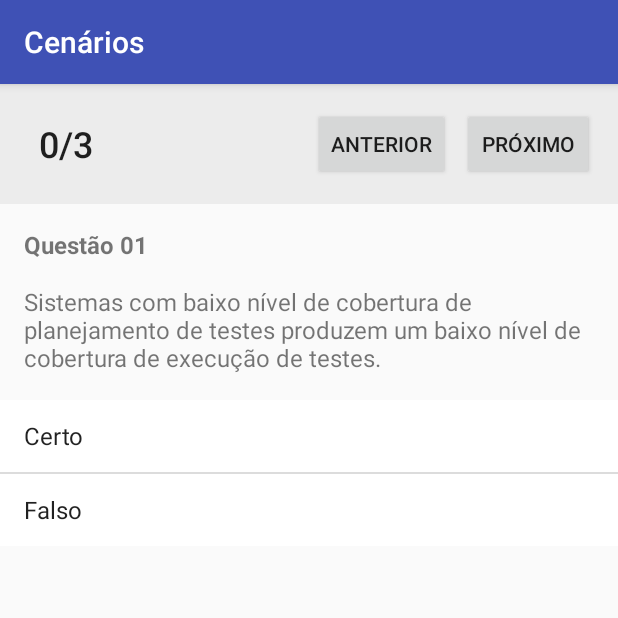
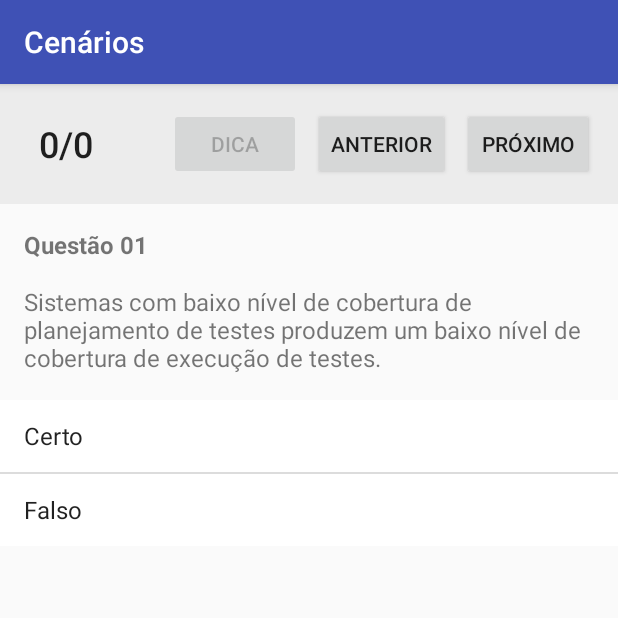
Before and after one commit to ronaldpereira/unit-test-quiz, an Android app: the screen it shows after launch (NewQuestionsActivity), after a tap on "Cenários", on a phone screen of 412 x 824 dp, the top half of it. Run offline under Robolectric (Android 15) with nearby library versions, the light colour scheme and no system bars; 3 other taps on this screen came first.

Commit message:
continuando tela de questão

```diff
--- a/app/src/main/java/br/ufmg/dcc/unit_test_quiz/NewQuestionsActivity.java
+++ b/app/src/main/java/br/ufmg/dcc/unit_test_quiz/NewQuestionsActivity.java
@@ -2,8 +2,8 @@ package br.ufmg.dcc.unit_test_quiz;
 
 import android.content.Intent;
 import android.content.res.AssetManager;
-import android.graphics.Color;
 import android.os.Bundle;
+import android.os.Handler;
 import android.support.annotation.NonNull;
 import android.support.annotation.Nullable;
 import android.support.v7.app.AppCompatActivity;
@@ -16,23 +16,22 @@ import dcc.ufmg.br.quizdetestesunidade.R;
 
 import java.io.IOException;
 import java.io.InputStream;
-import java.util.ArrayList;
-import java.util.Arrays;
-import java.util.Collections;
-import java.util.List;
+import java.util.*;
+import java.util.concurrent.atomic.AtomicBoolean;
 
 public class NewQuestionsActivity extends AppCompatActivity {
     private ListView listView;
 
     private View header;
+    private Handler handler;
     private TextView textView;
-    private int currentAnswer;
+    private Button hintButton;
     private int currentQuestion;
     private Button progressTextView;
     private TextView numberTextView;
     private List<Question> questions;
-    private ArrayList<Boolean> answered;
-    private int answeredCount;
+    private ArrayList<Integer> answers;
+    private ArrayList<Integer> hints;
 
     @Override
     protected void onCreate(Bundle savedInstanceState) {
@@ -40,6 +39,8 @@ public class NewQuestionsActivity extends AppCompatActivity {
         setContentView(R.layout.activity_questions_new);
         Toolbar toolbar = (Toolbar) findViewById(R.id.toolbar);
         setSupportActionBar(toolbar);
+
+        handler = new Handler();
 
         listView = (ListView) findViewById(R.id.list_view);
 
@@ -50,9 +51,12 @@ public class NewQuestionsActivity extends AppCompatActivity {
 
         questions = readQuestions(questionsPath);
 
-        answeredCount = 0;
-        answered = new ArrayList<>();
-        for (int i = 0; i < questions.size(); i++) answered.add(false);
+        answers = new ArrayList<>();
+        hints = new ArrayList<>();
+        for (int i = 0; i < questions.size(); i++) {
+            answers.add(-1);
+            hints.add(-1);
+        }
 
         currentQuestion = 0;
 
@@ -63,11 +67,23 @@ public class NewQuestionsActivity extends AppCompatActivity {
 
         progressTextView = (Button) header.findViewById(R.id.progress_text_button);
 
+        hintButton = (Button) header.findViewById(R.id.hint_button);
+
+        hintButton.setOnClickListener(new View.OnClickListener() {
+            @Override
+            public void onClick(View view) {
+                giveAHint();
+            }
+        });
+
         ((Button) header.findViewById(R.id.next_button)).setOnClickListener(new View.OnClickListener() {
             @Override
             public void onClick(View view) {
                 currentQuestion = (currentQuestion + 1) % questions.size();
                 updateQuestion();
+
+                cancel.set(true);
+                cancel = new AtomicBoolean();
             }
         });
 
@@ -77,31 +93,68 @@ public class NewQuestionsActivity extends AppCompatActivity {
                 currentQuestion--;
                 currentQuestion = currentQuestion == -1 ? questions.size() - 1 : currentQuestion;
                 updateQuestion();
+
+                cancel.set(true);
+                cancel = new AtomicBoolean();
             }
         });
+
         textView = (TextView) header.findViewById(R.id.text_view);
 
         listView.addHeaderView(header, null, false);
         updateQuestion();
+    }
 
+    private void giveAHint() {
+        ArrayList<Integer> possibleHints = new ArrayList<>();
+
+        for (int i = 0; i < questions.get(currentQuestion).getOptions().size(); i++) {
+            if (questions.get(currentQuestion).getAnswer() != i) possibleHints.add(i);
+        }
+
+        int hintIndex = Math.abs(new Random().nextInt()) % possibleHints.size();
+        hints.set(currentQuestion, possibleHints.get(hintIndex));
+        updateQuestion();
     }
 
     private void updateQuestion() {
-        updateQuestion(true);
-    }
+        numberTextView.setText(String.format("Questão %02d", currentQuestion + 1));
 
-    private void updateQuestion(boolean resetAnswer) {
-        numberTextView.setText(String.format("Questão %02d", currentQuestion + 1));
-        progressTextView.setText(String.format("%d/%d", answeredCount, questions.size()));
+        int correct = 0;
+        int answered = 0;
+
+        for (int i = 0; i < questions.size(); i++) {
+            if (answers.get(i) != -1) {
+                if (answers.get(i) == questions.get(i).getAnswer()) correct++;
+                answered++;
+            }
+        }
+
+        if (answers.get(currentQuestion) != -1 ||
+                questions.get(currentQuestion).getOptions().size() < 3 ||
+                hints.get(currentQuestion) != - 1) {
+            hintButton.setEnabled(false);
+        } else {
+            hintButton.setEnabled(true);
+        }
+
+        progressTextView.setText(String.format("%d/%d", correct, answered));
 
         textView.setText(questions.get(currentQuestion).getText());
 
         final int correctAnswer = questions.get(currentQuestion).getAnswer();
 
-        listView.setEnabled(!answered.get(currentQuestion));
+        //listView.setEnabled(answers.get(currentQuestion) == -1);
+
+        ArrayList<String> options = questions.get(currentQuestion).getOptions();
+        for (int i = 0; i < options.size(); i++) {
+            String s = options.get(i);
+            options.set(i, s.substring(0, 1).toUpperCase() + s.substring(1));
+
+        }
 
         listView.setAdapter(new ArrayAdapter<String>(
-                this, android.R.layout.simple_list_item_1, questions.get(currentQuestion).getOptions()
+                this, android.R.layout.simple_list_item_1, options
         ) {
 
             @NonNull
@@ -109,35 +162,62 @@ public class NewQuestionsActivity extends AppCompatActivity {
             public View getView(int position, @Nullable View convertView, @NonNull ViewGroup parent) {
                 View view = super.getView(position, convertView, parent);
                 view.setBackgroundColor(getColor(android.R.color.background_light));
-                if (answered.get(currentQuestion)) {
+
+                if (answers.get(currentQuestion) != -1) {
                     if (position == correctAnswer) {
                         view.setBackgroundColor(getColor(android.R.color.holo_green_light));
-                    }
-                }
-                else if (currentAnswer != -1) {
-                    if (position == correctAnswer) {
-                        view.setBackgroundColor(getColor(android.R.color.holo_green_light));
-                    } else if (position == currentAnswer) {
+                    } else if (position == answers.get(currentQuestion)) {
                         view.setBackgroundColor(getColor(android.R.color.holo_red_light));
                     }
                 }
+                if (position == hints.get(currentQuestion)) {
+                    view.setBackgroundColor(getColor(android.R.color.holo_orange_light));
+                }
+
                 return view;
+            }
+
+            @Override
+            public boolean isEnabled(int position) {
+                if (position < hints.size() && hints.get(position) != -1) return false;
+                if (answers.get(currentQuestion) != -1) return false;
+                return super.isEnabled(position);
             }
         });
 
-        if (resetAnswer) currentAnswer = -1;
 
         listView.setOnItemClickListener(new AdapterView.OnItemClickListener() {
             @Override
             public void onItemClick(AdapterView<?> adapterView, View view, int i, long l) {
-                currentAnswer = (int) l;
-                if (currentAnswer == correctAnswer) {
-                    answered.set(currentQuestion, true);
-                    answeredCount++;
-                }
-                updateQuestion(false);
+                int index = (int) l;
+                answers.set(currentQuestion, index);
+                updateQuestion();
+
+                final AtomicBoolean cancelCopy = cancel;
+                cancelCopy.set(false);
+
+                handler.postDelayed(new Runnable() {
+                    @Override
+                    public void run() {
+                        if (!cancelCopy.get()) nextUnanswered();
+                    }
+                }, 3000);
             }
         });
+
+    }
+
+    private AtomicBoolean cancel = new AtomicBoolean();
+
+    private void nextUnanswered() {
+        for (int i = 1; i <= questions.size(); i++) {
+            int j = (currentQuestion + i) % questions.size();
+            if (answers.get(j) == -1) {
+                currentQuestion = j;
+                updateQuestion();
+                break;
+            }
+        }
     }
 
     private List<Question> readQuestions(String path) {
--- a/app/src/main/res/layout/question_header.xml
+++ b/app/src/main/res/layout/question_header.xml
@@ -20,6 +20,17 @@
             android:text="0/5"
             android:layout_marginTop="@dimen/activity_horizontal_margin"
             android:layout_marginBottom="@dimen/activity_horizontal_margin"
+            />
+
+        <Button
+            android:layout_toLeftOf="@id/previous_button"
+            android:id="@+id/hint_button"
+            android:layout_width="wrap_content"
+            android:layout_height="wrap_content"
+            android:text="@string/dica"
+            android:layout_marginTop="@dimen/activity_horizontal_margin"
+            android:layout_marginBottom="@dimen/activity_horizontal_margin"
+            android:layout_marginRight="@dimen/activity_half_margin"
             />
 
         <Button
--- a/app/src/main/res/values/strings.xml
+++ b/app/src/main/res/values/strings.xml
@@ -5,4 +5,5 @@
     <string name="pr_xima_quest_o">Próxima questão</string>
     <string name="pr_ximo">Próximo</string>
     <string name="anterior">Anterior</string>
+    <string name="dica">Dica</string>
 </resources>
```
